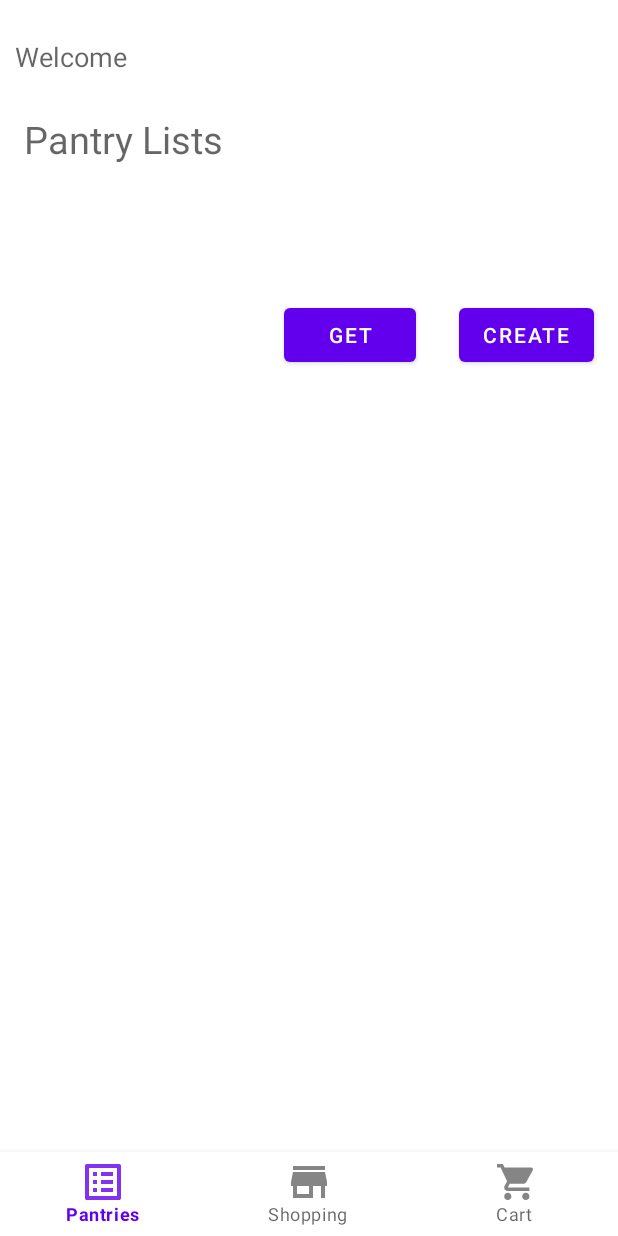
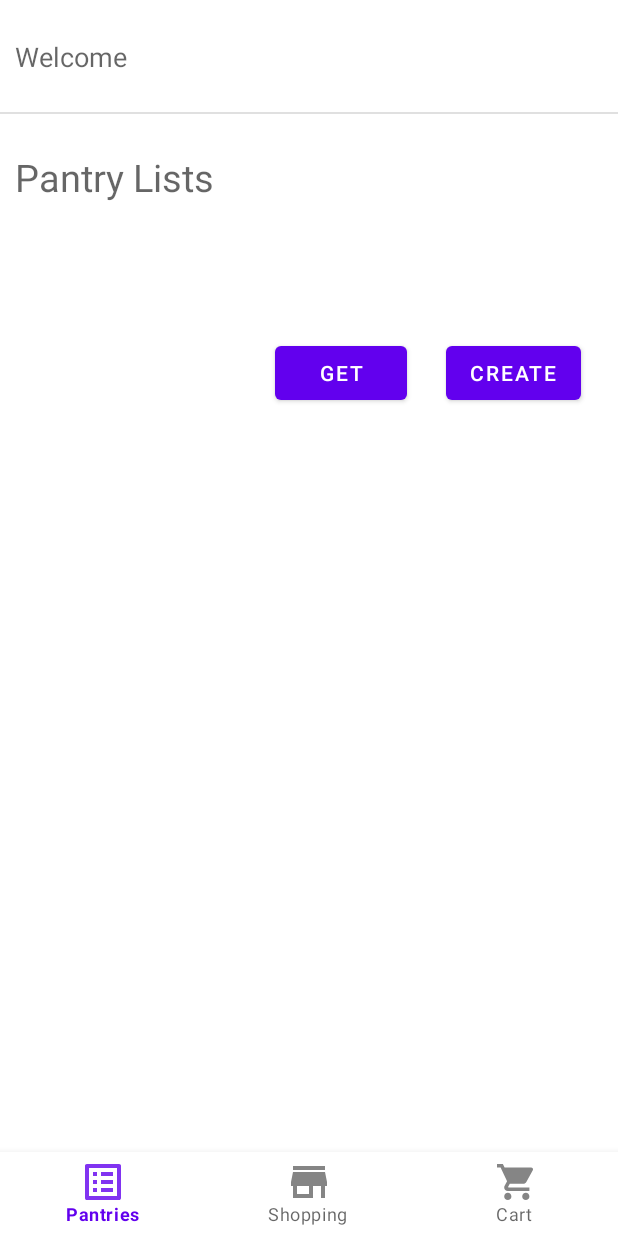
Before and after one commit to RafaelJCamara/ShopIST, an Android app: the MainActivityNav screen opened directly, with no data from a screen before it, on a phone screen of 412 x 824 dp. Run offline under Robolectric (Android 15) with nearby library versions, the phone set to English and light mode, and no system bars; our stand-ins replace navigation-ui.

Commit message:
Added divider between top bar and app navigation. Corrected some paddings

```diff
--- a/app/src/main/res/layout/activity_main_nav.xml
+++ b/app/src/main/res/layout/activity_main_nav.xml
@@ -28,6 +28,16 @@
             app:layout_constraintTop_toTopOf="parent" />
     </androidx.constraintlayout.widget.ConstraintLayout>
 
+    <View
+        android:id="@+id/divider"
+        android:layout_width="match_parent"
+        android:layout_height="1dp"
+        android:background="?android:attr/listDivider"
+        app:layout_constraintBottom_toTopOf="@id/navigation"
+        app:layout_constraintEnd_toEndOf="parent"
+        app:layout_constraintStart_toStartOf="parent"
+        app:layout_constraintTop_toBottomOf="@id/topbar" />
+
     <androidx.constraintlayout.widget.ConstraintLayout
         android:id="@+id/navigation"
         android:layout_width="0dp"
@@ -52,7 +62,7 @@
             android:id="@+id/nav_host_fragment"
             android:name="androidx.navigation.fragment.NavHostFragment"
             android:layout_width="match_parent"
-            android:layout_height="wrap_content"
+            android:layout_height="0dp"
             app:defaultNavHost="true"
             app:layout_constraintEnd_toEndOf="parent"
             app:layout_constraintStart_toStartOf="parent"
--- a/app/src/main/res/layout/fragment_pantries.xml
+++ b/app/src/main/res/layout/fragment_pantries.xml
@@ -4,18 +4,19 @@
     xmlns:tools="http://schemas.android.com/tools"
     android:layout_width="match_parent"
     android:layout_height="match_parent"
+    android:paddingHorizontal="10dp"
+    android:paddingVertical="25dp"
     tools:context=".Activities.ui.pantries.PantriesFragment">
 
     <TextView
         android:id="@+id/textView15"
         android:layout_width="wrap_content"
         android:layout_height="wrap_content"
-        android:layout_marginTop="92dp"
         android:text="Pantry Lists"
         android:textAppearance="@style/TextAppearance.AppCompat.Display1"
         android:textSize="25sp"
         app:layout_constraintEnd_toEndOf="parent"
-        app:layout_constraintHorizontal_bias="0.057"
+        app:layout_constraintHorizontal_bias="0"
         app:layout_constraintStart_toStartOf="parent"
         app:layout_constraintTop_toBottomOf="@+id/textView" />
 
```
